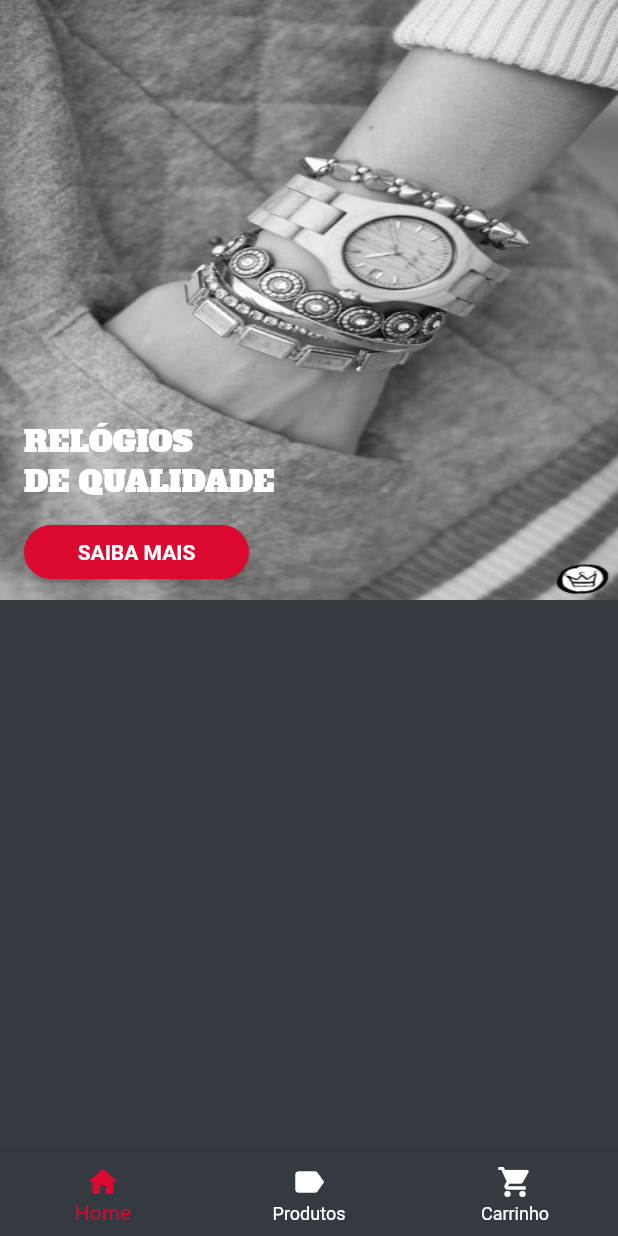
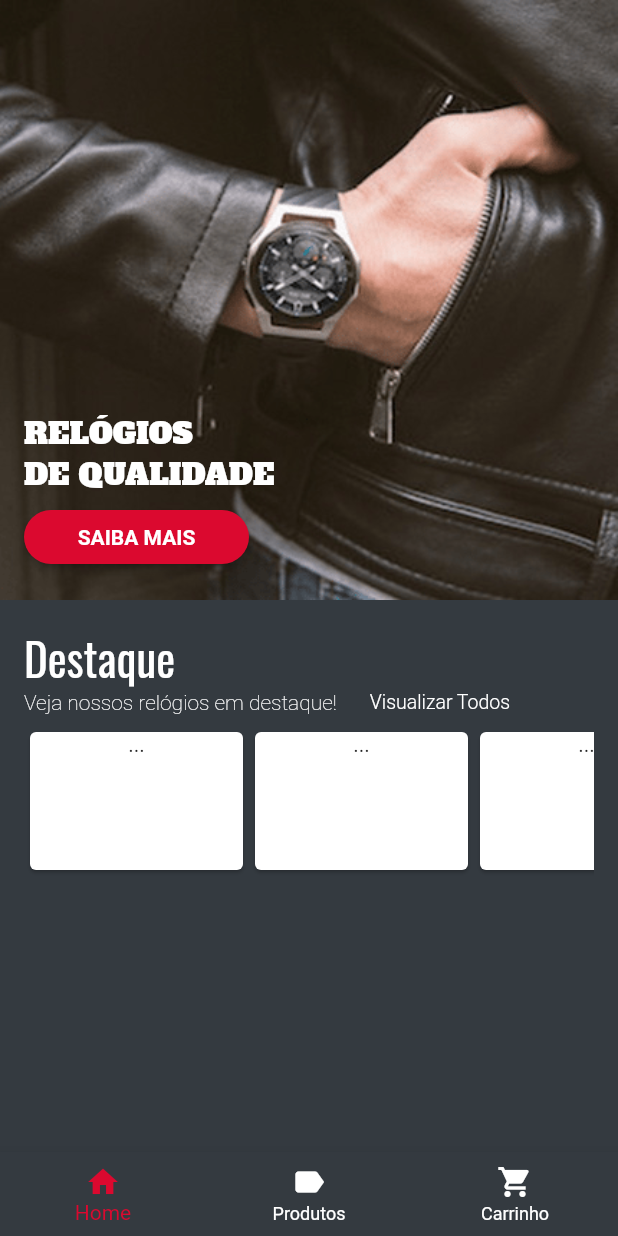
Before and after one commit to IsraelLohuan/app_store, a Flutter app: the MainPage screen opened by its route, on a phone screen of 412 x 824 dp. Run offline on Flutter 3.47's test engine with Material 2 defaults, Android fonts, the phone set to English and light mode, and no system bars; our stand-ins replace dio; missing offline and left inert: bloc_pattern.

Commit message:
Alterado imagem topo, iniciado desenvolvimento de categoria.

```diff
--- /dev/null
+++ b/lib/app/modules/home/components/card_item.dart
@@ -0,0 +1,31 @@
+import 'package:flutter/material.dart';
+
+class CardItem extends StatefulWidget {
+
+  static const TYPE_CARD_FEATURED = 1;
+  static const TYPE_CARD_PROMOTIONAL = 2;
+  static const TYPE_CARD_GENERAL = 3;
+
+  final int typeCard;
+
+  CardItem({this.typeCard = 3});
+
+  @override
+  _CardItemState createState() => _CardItemState();
+}
+
+class _CardItemState extends State<CardItem> {
+  @override
+  Widget build(BuildContext context) {
+    return Container(
+      width: 150,
+      child: Card(
+        child: Column(
+          children: <Widget>[
+            Text("...")
+          ],
+        ),
+      ),
+    );
+  }
+}
--- a/lib/app/modules/home/components/header_image.dart
+++ b/lib/app/modules/home/components/header_image.dart
@@ -15,7 +15,7 @@ class HeaderImage extends StatelessWidget {
   Widget _image(BuildContext context) {
     return Container(
       child: Image.asset(
-        "assets/images/img_top.jpg",
+        "assets/images/img_top.png",
         fit: BoxFit.fill,
       ),
       width: MediaQuery.of(context).size.width,
@@ -30,6 +30,7 @@ class HeaderImage extends StatelessWidget {
         fontFamily: 'Alfa Slab One',
         color: Colors.white,
         fontSize: 20,
+        fontWeight: FontWeight.w400
       ),
     );
   }
@@ -56,13 +57,13 @@ class HeaderImage extends StatelessWidget {
 
   Widget _contentImage() {
     return Padding(
-        padding: EdgeInsets.only(left: 16, top: 280),
+        padding: EdgeInsets.only(left: 16, top: 275),
         child: Column(
           crossAxisAlignment: CrossAxisAlignment.start,
           children: <Widget>[
             _textImage("Relógios"),
-            _textImage("De qualidade"),
-            SizedBox(height: 10,),
+            _textImage("de qualidade"),
+            SizedBox(height: 5,),
             _buttonMore()
           ],
         )
--- /dev/null
+++ b/lib/app/modules/home/components/row_category.dart
@@ -0,0 +1,90 @@
+import 'package:appstore/app/modules/home/components/card_item.dart';
+import 'package:flutter/material.dart';
+
+class RowCategory extends StatefulWidget {
+
+  final String category;
+  final String subTitleCategory;
+
+  RowCategory({@required this.category, @required this.subTitleCategory});
+
+  @override
+  _RowCategoryState createState() => _RowCategoryState();
+}
+
+class _RowCategoryState extends State<RowCategory> {
+
+  String get category => widget.category;
+  String get subTitleCategory => widget.subTitleCategory;
+
+  @override
+  Widget build(BuildContext context) {
+    return Padding(
+      padding: EdgeInsets.all(16),
+      child: Column(
+        children: <Widget>[
+          _description(),
+          SizedBox(height: 8,),
+          _horizontalList()
+        ],
+      ),
+    );
+  }
+
+  Widget _description() {
+    return Row(
+      mainAxisAlignment: MainAxisAlignment.spaceBetween,
+      children: <Widget>[
+        Column(
+          crossAxisAlignment: CrossAxisAlignment.start,
+          children: <Widget>[
+            Text(
+              category,
+              style: TextStyle(
+                color: Colors.white,
+                fontFamily: "Oswald",
+                fontSize: 30
+              ),
+            ),
+            Row(
+              children: <Widget>[
+                Text(
+                  subTitleCategory,
+                  style: TextStyle(
+                      color: Colors.white,
+                      fontWeight: FontWeight.w100
+                  ),
+                ),
+                SizedBox(width: 22,),
+                Text(
+                  "Visualizar Todos",
+                  style: TextStyle(
+                      color: Colors.white,
+                      fontWeight: FontWeight.w300,
+                      fontSize: 13
+                  ),
+                )
+              ],
+            )
+          ],
+        ),
+      ],
+    );
+  }
+
+  Widget _horizontalList() {
+    return Container(
+      width: MediaQuery.of(context).size.width,
+      height: 100,
+      child: ListView(
+        shrinkWrap: true,
+        scrollDirection: Axis.horizontal,
+        children: <Widget>[
+          CardItem(),
+          CardItem(),
+          CardItem()
+        ],
+      ),
+    );
+  }
+}
--- a/lib/app/modules/home/view/home_page.dart
+++ b/lib/app/modules/home/view/home_page.dart
@@ -1,4 +1,5 @@
 import 'package:appstore/app/modules/home/components/header_image.dart';
+import 'package:appstore/app/modules/home/components/row_category.dart';
 import 'package:flutter/material.dart';
 
 class HomePage extends StatefulWidget {
@@ -11,10 +12,10 @@ class _HomePageState extends State<HomePage> {
   Widget build(BuildContext context) {
     return ListView(
       children: <Widget>[
-        Stack(
-          children: <Widget>[
-            HeaderImage()
-          ],
+        HeaderImage(),
+        RowCategory(
+          category: "Destaque",
+          subTitleCategory: "Veja nossos relógios em destaque!",
         ),
       ],
     );
```
Also changed, not shown: assets/images/img_top.jpg (deleted), assets/images/img_top.png (added).
